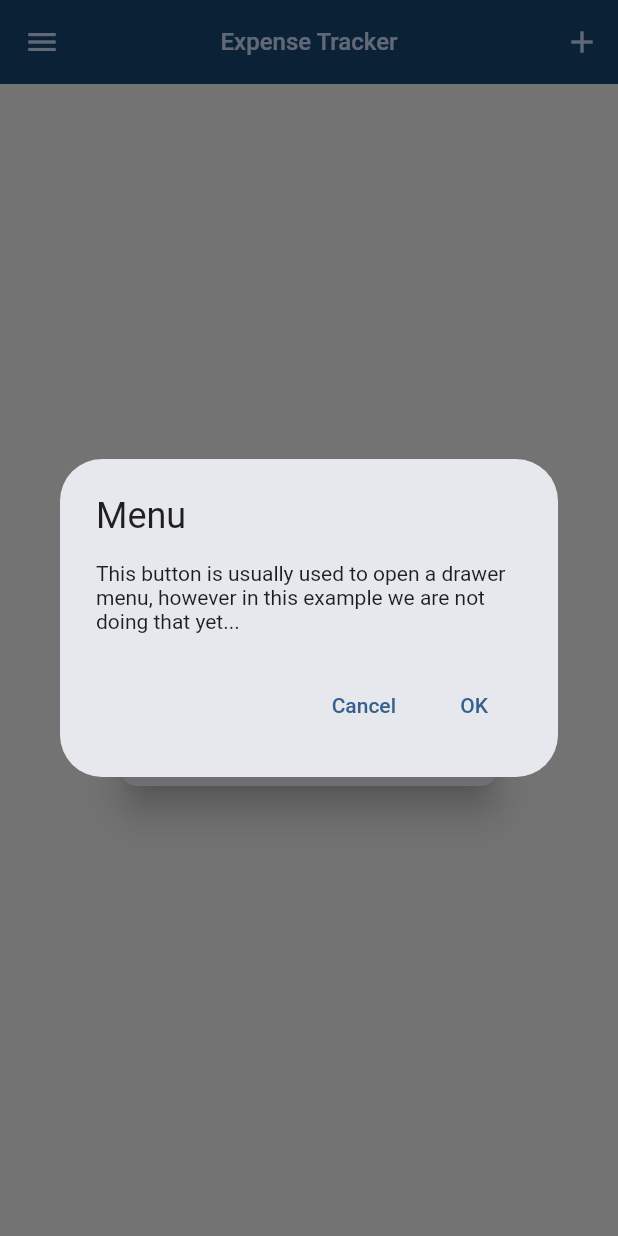
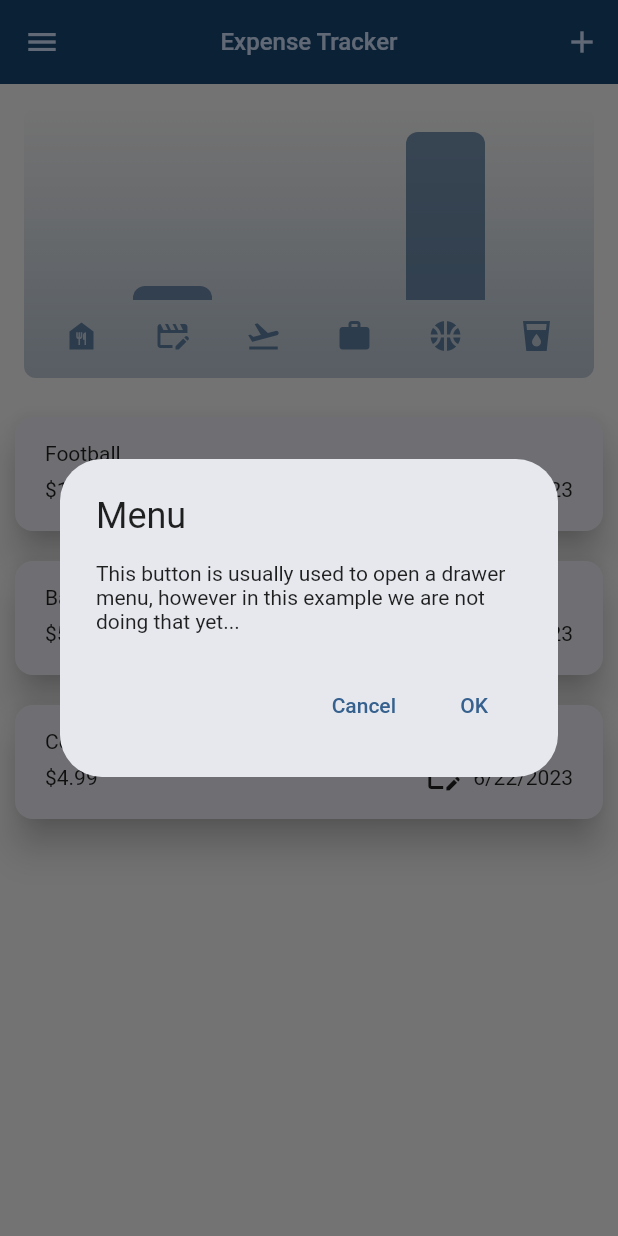
Before and after one commit to GetRighhttt/ExpenseTrackerFlutter, a Flutter app: the screen it shows after launch, after a tap on the "menu" icon, on a phone screen of 412 x 824 dp. Run offline on Flutter 3.47's test engine with Material 2 defaults, Android fonts, the phone set to English and light mode, and no system bars.

Commit message:
adding chart and adding additional values to the cahrt.

```diff
--- a/expense_tracker/lib/model/expense.dart
+++ b/expense_tracker/lib/model/expense.dart
@@ -50,6 +50,7 @@ class ExpenseBucket {
   // alternative named constructor, used to add additoinal constructors to classes
   // used to get all expenses and filter list by category
   // where is used to filter elements in a list
+  // checking to see if the category for the expense list is equal
   ExpenseBucket.forCategory(List<Expense> allExpenses, this.category)
       : expenses = allExpenses
             .where((expense) => expense.category == category)
--- a/expense_tracker/lib/pages/expense_page.dart
+++ b/expense_tracker/lib/pages/expense_page.dart
@@ -1,3 +1,4 @@
+import 'package:expense_tracker/widgets/chart_widget.dart';
 import 'package:expense_tracker/widgets/expenses_list_widget.dart';
 import 'package:expense_tracker/widgets/new_expense_widget.dart';
 import 'package:flutter/material.dart';
@@ -14,7 +15,23 @@ class _ExpenseTrackerPageState extends State<ExpenseTrackerPage> {
   // dummy data for list of expenses from our Expense model class
   // this data would usually be coming from a remote source however for now
   // it is ok to use dummy data that we create ourselves
-  final List<Expense> _registeredExpenses = [];
+  final List<Expense> _registeredExpenses = [
+    Expense(
+        title: 'Football',
+        amount: 10.00,
+        date: DateTime.now(),
+        category: Categories.hobbies),
+    Expense(
+        title: 'Basketball',
+        amount: 50.00,
+        date: DateTime.now(),
+        category: Categories.hobbies),
+    Expense(
+        title: 'Coffee',
+        amount: 4.99,
+        date: DateTime.now(),
+        category: Categories.leisure),
+  ];
 
   // opens modal bottom sheet when the "+" button in clicked
   void _openAddExpenseOverlay() {
@@ -127,6 +144,7 @@ class _ExpenseTrackerPageState extends State<ExpenseTrackerPage> {
       // start of the body of the main page
       body: Column(
         children: [
+          Chart(expenses: _registeredExpenses),
           // allows for nested list to be present and size the list
           Expanded(
             child: mainContent,
--- /dev/null
+++ b/expense_tracker/lib/widgets/chart_bar_widget.dart
@@ -0,0 +1,34 @@
+import 'package:flutter/material.dart';
+
+class ChartBar extends StatelessWidget {
+  const ChartBar({
+    super.key,
+    required this.fill,
+  });
+
+  final double fill;
+
+  @override
+  Widget build(BuildContext context) {
+    final isDarkMode =
+        MediaQuery.of(context).platformBrightness == Brightness.dark;
+    return Expanded(
+      child: Padding(
+        padding: const EdgeInsets.symmetric(horizontal: 4),
+        child: FractionallySizedBox(
+          heightFactor: fill,
+          child: DecoratedBox(
+            decoration: BoxDecoration(
+              shape: BoxShape.rectangle,
+              borderRadius:
+                  const BorderRadius.vertical(top: Radius.circular(8)),
+              color: isDarkMode
+                  ? Theme.of(context).colorScheme.secondary
+                  : Theme.of(context).colorScheme.primary.withOpacity(0.65),
+            ),
+          ),
+        ),
+      ),
+    );
+  }
+}
--- /dev/null
+++ b/expense_tracker/lib/widgets/chart_widget.dart
@@ -0,0 +1,96 @@
+import 'package:expense_tracker/model/expense.dart';
+import 'package:expense_tracker/widgets/chart_bar_widget.dart';
+import 'package:flutter/material.dart';
+
+class Chart extends StatelessWidget {
+  const Chart({super.key, required this.expenses});
+
+  final List<Expense> expenses;
+
+  List<ExpenseBucket> get buckets {
+    return [
+      ExpenseBucket.forCategory(expenses, Categories.food),
+      ExpenseBucket.forCategory(expenses, Categories.leisure),
+      ExpenseBucket.forCategory(expenses, Categories.travel),
+      ExpenseBucket.forCategory(expenses, Categories.work),
+      ExpenseBucket.forCategory(expenses, Categories.hobbies),
+      ExpenseBucket.forCategory(expenses, Categories.fun),
+    ];
+  }
+
+  double get maxTotalExpense {
+    double maxTotalExpense = 0;
+
+    for (final bucket in buckets) {
+      if (bucket.totalExpenses > maxTotalExpense) {
+        maxTotalExpense = bucket.totalExpenses;
+      }
+    }
+
+    return maxTotalExpense;
+  }
+
+  @override
+  Widget build(BuildContext context) {
+    final isDarkMode =
+        MediaQuery.of(context).platformBrightness == Brightness.dark;
+    return Container(
+      margin: const EdgeInsets.all(16),
+      padding: const EdgeInsets.symmetric(
+        vertical: 16,
+        horizontal: 8,
+      ),
+      width: double.infinity,
+      height: 180,
+      decoration: BoxDecoration(
+        borderRadius: BorderRadius.circular(8),
+        gradient: LinearGradient(
+          colors: [
+            Theme.of(context).colorScheme.primary.withOpacity(0.3),
+            Theme.of(context).colorScheme.primary.withOpacity(0.0)
+          ],
+          begin: Alignment.bottomCenter,
+          end: Alignment.topCenter,
+        ),
+      ),
+      child: Column(
+        children: [
+          Expanded(
+            child: Row(
+              crossAxisAlignment: CrossAxisAlignment.end,
+              children: [
+                for (final bucket in buckets) // alternative to map()
+                  ChartBar(
+                    fill: bucket.totalExpenses == 0
+                        ? 0
+                        : bucket.totalExpenses / maxTotalExpense,
+                  )
+              ],
+            ),
+          ),
+          const SizedBox(height: 12),
+          Row(
+            children: buckets
+                .map(
+                  (bucket) => Expanded(
+                    child: Padding(
+                      padding: const EdgeInsets.symmetric(horizontal: 4),
+                      child: Icon(
+                        categoryIcons[bucket.category]?.icon,
+                        color: isDarkMode
+                            ? Theme.of(context).colorScheme.secondary
+                            : Theme.of(context)
+                                .colorScheme
+                                .primary
+                                .withOpacity(0.7),
+                      ),
+                    ),
+                  ),
+                )
+                .toList(),
+          )
+        ],
+      ),
+    );
+  }
+}
```
